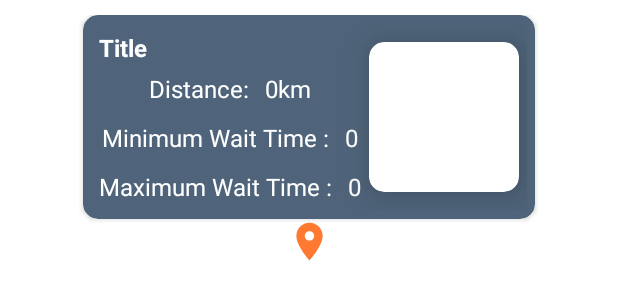
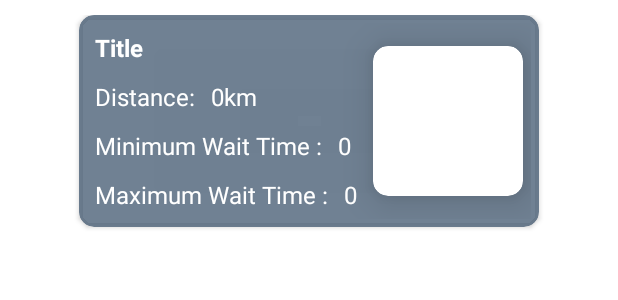
Before and after one commit to omarhedaia/GoBarber, an Android app: the layout barber_info_marker.xml on its own in the app's theme, with its tools: preview values and no code run, on a phone screen of 412 x 824 dp. Shown: the top 300 px of the screen. Run offline under Robolectric (Android 15) with nearby library versions, the phone set to English and light mode, and no system bars.

Commit message:
Adding the distance and the min and max time to the service provider and showing the info in map

```diff
--- a/app/src/main/res/layout/barber_info_marker.xml
+++ b/app/src/main/res/layout/barber_info_marker.xml
@@ -14,7 +14,7 @@
         app:layout_constraintStart_toStartOf="parent"
         app:layout_constraintEnd_toEndOf="parent"
         app:cardCornerRadius="10dp"
-        app:cardBackgroundColor="@color/lightBlue"
+        app:cardBackgroundColor="#CE4F647A"
         >
 
         <androidx.constraintlayout.widget.ConstraintLayout
@@ -22,19 +22,9 @@
             android:layout_height="wrap_content"
             android:layout_margin = "5dp"
             >
-            <TextView
-                android:id="@+id/barber_title_tv"
-                android:layout_width="0dp"
-                android:layout_height="wrap_content"
-                android:text = "Title"
-                android:textSize = "16sp"
-                android:textStyle = "bold"
-                android:textColor= "@color/white"
-                app:layout_constraintTop_toTopOf="parent"
-                app:layout_constraintStart_toStartOf="parent"
-                app:layout_constraintEnd_toStartOf="@id/barber_image_cv"
-                android:layout_margin = "5dp"
-                />
+
+
+
             <androidx.cardview.widget.CardView
                 android:id="@+id/barber_image_cv"
                 android:layout_width="100dp"
@@ -42,6 +32,7 @@
                 app:layout_constraintEnd_toEndOf="parent"
                 app:layout_constraintTop_toTopOf="parent"
                 app:layout_constraintBottom_toBottomOf="parent"
+                app:layout_constraintStart_toEndOf="@id/infoLL"
                 app:cardCornerRadius="10dp"
                 app:cardElevation="16dp"
                 android:layout_margin = "5dp"
@@ -59,6 +50,29 @@
             </androidx.cardview.widget.CardView>
 
 
+            <LinearLayout
+                android:id="@+id/infoLL"
+                android:layout_width="wrap_content"
+                android:layout_height="wrap_content"
+                android:orientation="vertical"
+                android:weightSum = "4"
+                app:layout_constraintStart_toStartOf="parent"
+                app:layout_constraintTop_toTopOf="parent"
+                app:layout_constraintBottom_toBottomOf="parent"
+                >
+
+                <TextView
+                    android:id="@+id/barber_title_tv"
+                    android:layout_width="wrap_content"
+                    android:layout_height="wrap_content"
+                    android:text = "Title"
+                    android:textSize = "16sp"
+                    android:textStyle = "bold"
+                    android:textColor= "@color/white"
+                    app:layout_constraintTop_toTopOf="parent"
+                    app:layout_constraintStart_toStartOf="parent"
+                    android:layout_margin = "5dp"
+                    />
 
                 <LinearLayout
                     android:id = "@+id/distanceLL"
@@ -67,7 +81,6 @@
                     android:orientation="horizontal"
                     app:layout_constraintTop_toBottomOf="@id/barber_title_tv"
                     app:layout_constraintStart_toStartOf="parent"
-                app:layout_constraintEnd_toStartOf="@id/barber_image_cv"
                     >
                     <TextView
                         android:id="@+id/barber_distance_title_tv"
@@ -100,7 +113,6 @@
                     android:orientation="horizontal"
                     app:layout_constraintTop_toBottomOf="@id/distanceLL"
                     app:layout_constraintStart_toStartOf="parent"
-                app:layout_constraintEnd_toStartOf="@id/barber_image_cv"
                     >
                     <TextView
                         android:id="@+id/barber_mintime_title_tv"
@@ -133,7 +145,6 @@
                     android:orientation="horizontal"
                     app:layout_constraintTop_toBottomOf="@id/minimumLL"
                     app:layout_constraintStart_toStartOf="parent"
-                app:layout_constraintEnd_toStartOf="@id/barber_image_cv"
                     >
                     <TextView
                         android:id="@+id/barber_maxtime_title_tv"
@@ -160,17 +171,13 @@
                 </LinearLayout>
 
 
+            </LinearLayout>
+
+
+
 
         </androidx.constraintlayout.widget.ConstraintLayout>
 
     </androidx.cardview.widget.CardView>
 
-    <ImageView
-        app:layout_constraintEnd_toEndOf="parent"
-        app:layout_constraintStart_toStartOf="parent"
-        app:layout_constraintTop_toBottomOf="@id/barber_info_cv"
-        android:layout_width="30dp"
-        android:layout_height="30dp"
-        android:src = "@drawable/ic_baseline_location_on_24"/>
-
 </androidx.constraintlayout.widget.ConstraintLayout>
```
Also changed, not shown: app/src/main/java/com/hedaia/gobarber/BarbersLocationFragment.kt (+57 -15 lines). Lines whose indentation alone changed are shown as unchanged.
